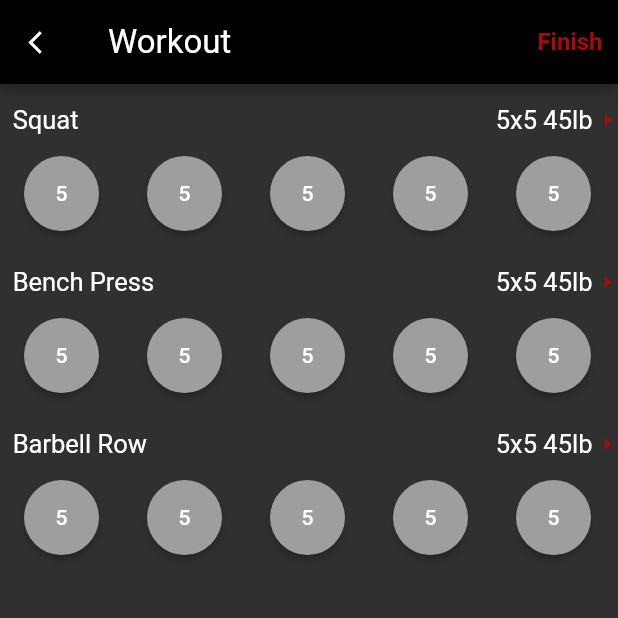
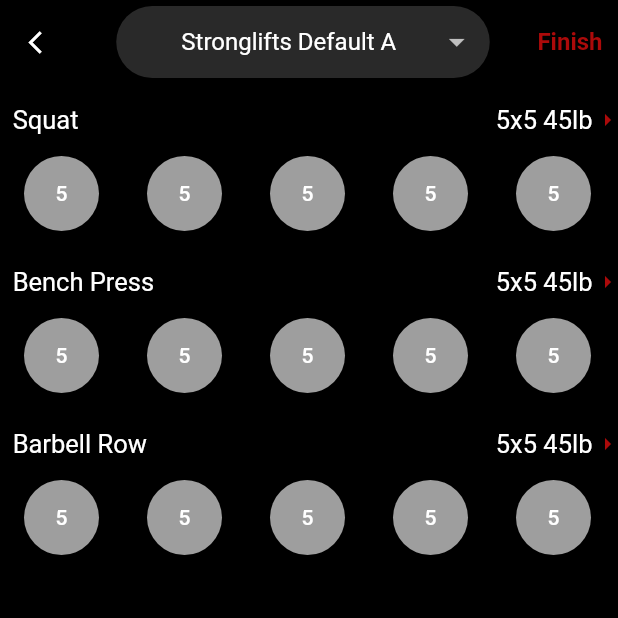
Before and after one commit to jakeump/BlockLifts, a Flutter app: the screen it shows after launch, after a tap on "Start Workout", on a phone screen of 412 x 824 dp, the top half of it. Run offline on Flutter 3.47's test engine with Material 2 defaults, Android fonts, the phone set to English and light mode, and no system bars.

Commit message:
Dynamic dropdown in workout page, black background

```diff
--- a/lib/main.dart
+++ b/lib/main.dart
@@ -12,6 +12,7 @@ List<IndivWorkout> allIndivWorkouts = []; // global list of each indiv workout
 List<Exercise> allExercises = []; // global list of exercises
 
 var headerColor = Colors.black;
+var backColor = Colors.black;
 var widgetNavColor = const Color.fromARGB(137, 25, 24, 24);
 var redColor = const Color.fromARGB(255, 172, 10, 10);
 int counter = 0;
@@ -1061,7 +1062,9 @@ class _EditState extends State<Edit> {
 class _WorkoutPageState extends State<WorkoutPage> {
   @override
   Widget build(BuildContext context) {
+    Workout? selectVal = allWorkouts[0];
     return Scaffold(
+        backgroundColor: backColor,
         appBar: AppBar(
           leading: IconButton(
             icon: const Icon(Icons.arrow_back_ios),
@@ -1069,8 +1072,61 @@ class _WorkoutPageState extends State<WorkoutPage> {
             onPressed: () => Navigator.of(context).pop(),
           ),
           backgroundColor: headerColor,
-          title: const Text("Workout"),
-          titleTextStyle: const TextStyle(fontSize: 22),
+          title: Center(
+          child: DecoratedBox(
+            decoration: BoxDecoration(
+              color: const Color.fromARGB(255, 41, 41, 41),
+              borderRadius: BorderRadius.circular(25),
+            ),
+            child: Padding(padding: EdgeInsets.only(left: 15, right: 10),
+              child: DropdownButton(
+                  underline: const SizedBox(),
+                  isExpanded: false,
+                  items: allWorkouts.map((Workout workout) {
+                    return DropdownMenuItem<Workout>(
+                        value: workout, child: Text(workout.name));
+                  }).toList(),
+                  value: selectVal,
+                  selectedItemBuilder: (context) {
+                    return [
+                      SizedBox(width: 200,
+                      child: Align(
+                          alignment: Alignment.center,
+                          child: Text(allWorkouts[widget.index].name,
+                          maxLines: 1,
+                          overflow: TextOverflow.ellipsis),
+                          ))
+                    ];
+                  },
+                  onChanged: (Workout? w) {
+                    setState(() {
+                      // index of selection
+                      selectVal = w;
+                      int idx = allWorkouts.indexOf(selectVal!);
+                      // do nothing if same selection
+                      if (idx == widget.index) {
+                      } else {
+                        for (int j = 0;
+                            j < allWorkouts[idx].exercises.length;
+                            ++j) {
+                          allWorkouts[idx].exercises[j].repsCompleted.clear();
+                          for (int k = 0;
+                              k < allWorkouts[idx].exercises[j].sets;
+                              k++) {
+                            // repsCompleted initialized with initial reps value
+                            allWorkouts[idx]
+                                .exercises[j]
+                                .repsCompleted
+                                .add(allWorkouts[idx].exercises[j].reps + 1);
+                          }
+                        }
+                        Navigator.of(context).pop();
+                        Navigator.of(context).push(MaterialPageRoute(
+                            builder: (context) => WorkoutPage(idx)));
+                      }
+                    });
+                  },
+            )))),
           actions: <Widget>[
             TextButton(
               style: TextButton.styleFrom(
```
